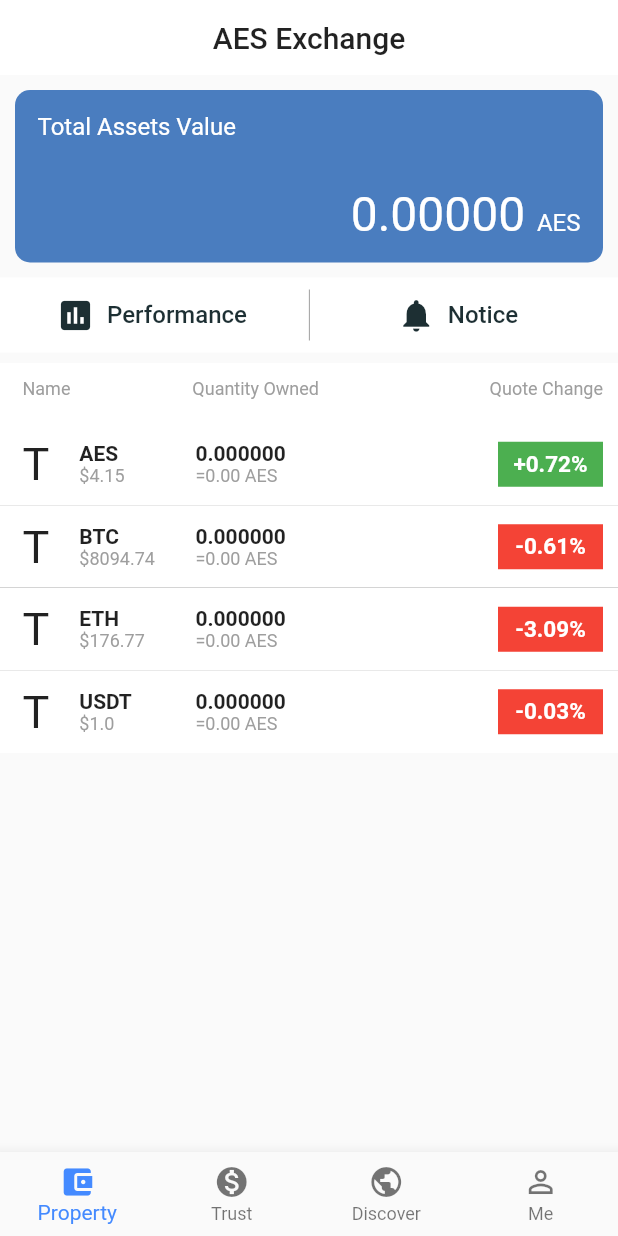
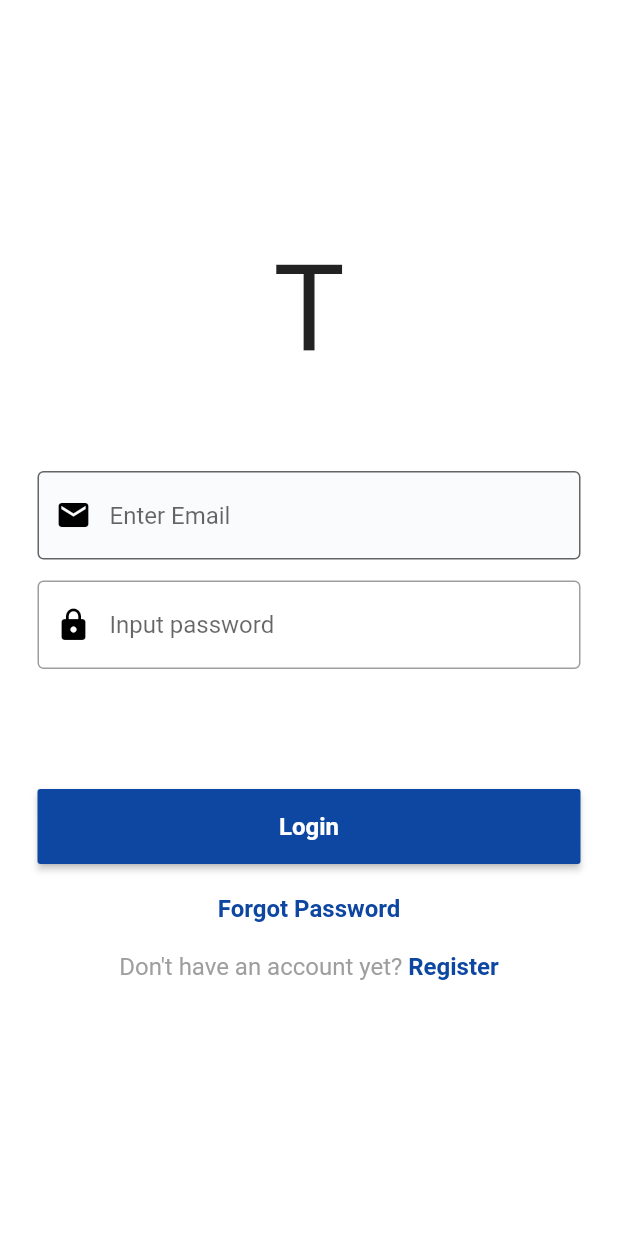
Before and after one commit to YNVoon/aes-exchange, a Flutter app: the screen it shows after launch, on a phone screen of 412 x 824 dp. Run offline on Flutter 3.47's test engine with Material 2 defaults, Android fonts, the phone set to English and light mode, and no system bars; drawn by our look-alikes of pull_to_refresh.

Commit message:
Login Screen UI completed

```diff
--- a/lib/assets_widget.dart
+++ b/lib/assets_widget.dart
@@ -245,7 +245,7 @@ class _AssetsPageState extends State<AssetsPage> {
                ),
                Expanded(
                  child: Container(
-                   margin: EdgeInsets.only(left: 20.0, right: 20.0),
+                   margin: EdgeInsets.only(left: 20.0, right: 20.0, bottom: 15.0),
                    height: 50.0,
                    child: Align(
                     alignment: FractionalOffset.bottomCenter,
@@ -290,15 +290,6 @@ class _AssetsPageState extends State<AssetsPage> {
                   ),
                  )
                ),
-
-              //  Container(
-              //   color: Colors.black,
-              //   child: Align(
-              //     alignment: Alignment.bottomCenter,
-              //     child: Text("Hello"),
-              //   ),
-              // )
-
              ],
            )
          ),
--- /dev/null
+++ b/lib/login_widget.dart
@@ -0,0 +1,158 @@
+import 'package:flutter/material.dart';
+
+class LoginPage extends StatefulWidget {
+  LoginPage({Key key}) : super(key: key);
+
+  _LoginPageState createState() => _LoginPageState();
+}
+
+class _LoginPageState extends State<LoginPage> {
+
+  final _formKey = GlobalKey<FormState>();
+
+  final FocusNode _nodeEmail = FocusNode();
+  final FocusNode _nodePassword = FocusNode();
+
+  @override
+  Widget build(BuildContext context) {
+    return Container(
+      child: Scaffold(
+        backgroundColor: Color(0xFFFFFFFFF),
+        body: Container(
+          padding: EdgeInsets.only(left: 25.0, right: 25.0),
+          // color: Colors.black,
+          child: Center(
+            child: Container(
+              // margin: EdgeInsets.all(10.0),
+              child: Column(
+                mainAxisAlignment: MainAxisAlignment.center,
+                crossAxisAlignment: CrossAxisAlignment.center,
+                children: <Widget>[
+                  // Logo
+                  Container(
+                    margin: EdgeInsets.all(10.0),
+                    child: Text("T", style: TextStyle(fontSize: 80.0)),
+                  ),
+                  Container(
+                    margin: EdgeInsets.only(top: 50.0),
+                    child: Form(
+                      key: _formKey,
+                      child: Column(
+                        children: <Widget>[
+                          TextFormField(
+                            onFieldSubmitted: (term){
+                              _nodeEmail.unfocus();
+                              FocusScope.of(context).requestFocus(_nodePassword);
+                            },
+                            focusNode: _nodeEmail,
+                            textInputAction: TextInputAction.next,
+                            decoration: InputDecoration(
+                              prefixIcon: Icon(Icons.email, color: Colors.black,),
+                              hintText: "Enter Email",
+                              border: OutlineInputBorder(),
+                              focusedBorder: OutlineInputBorder(
+                                borderSide: const BorderSide(color: Color(0xFF0e47a1), width: 2.0),
+                              ),
+                              filled: true,
+                              fillColor: Color(0xFFfafbfd),
+                            ),
+                            validator: (value) {
+                              if (value.isEmpty) {
+                                return 'Please enter some text';
+                              }
+                              return null;
+                            },
+                            keyboardType: TextInputType.emailAddress,
+                          ),
+                          Container(
+                            margin: EdgeInsets.all(7.0),
+                          ),
+                          TextFormField(
+                            focusNode: _nodePassword,
+                            textInputAction: TextInputAction.done,
+                            onFieldSubmitted: (term){
+                              // _nodeEmail.unfocus();
+                              // FocusScope.of(context).requestFocus(_nodePassword);
+                            },
+                            obscureText: true,
+                            decoration: InputDecoration(
+                              prefixIcon: Icon(Icons.lock, color: Colors.black,),
+
+                              hintText: "Input password",
+                              border: OutlineInputBorder(),
+                              focusedBorder: OutlineInputBorder(
+                                borderSide: const BorderSide(color: Color(0xFF0e47a1), width: 2.0),
+                              ),
+                            ),
+                            validator: (value) {
+                              if (value.isEmpty) {
+                                return 'Please enter some text';
+                              }
+                              return null;
+                            },
+                          ),
+                          Container(
+                            height: 50.0,
+                            margin: EdgeInsets.only(top: 80.0, bottom: 20.0),
+                            width: MediaQuery.of(context).size.width,
+                            child: RaisedButton(
+                              color: Color(0xFF0e47a1),
+                              onPressed: () {
+
+                              },
+                              child: Text(
+                                "Login",
+                                style: TextStyle(color: Colors.white, fontWeight: FontWeight.bold, fontSize: 16.0)
+                              ),
+                            ),
+                          ),
+                          Container(
+                            margin: EdgeInsets.only(bottom: 20.0),
+                            child: InkWell(
+                              highlightColor: Colors.transparent,
+                              splashColor: Colors.transparent,
+                              onTap: () {
+                                print("Forgot password");
+                              },
+                              child: Text(
+                                "Forgot Password",
+                                style: TextStyle(fontWeight: FontWeight.bold, color: Color(0xFF0e47a1), fontSize: 16.0),
+                              ),
+                            )
+                          ),
+                          Container(
+                            margin: EdgeInsets.only(bottom: 20.0),
+                            child: InkWell(
+                              highlightColor: Colors.transparent,
+                              splashColor: Colors.transparent,
+                              onTap: () {
+                                print("Sign up");
+                              },
+                              child: RichText(
+                                text: TextSpan(
+                                  style: TextStyle(
+                                    color: Colors.grey,
+                                    fontSize: 16.0,
+                                  ),
+                                  children: <TextSpan>[
+                                    TextSpan(text: "Don't have an account yet? "),
+                                    TextSpan(text: 'Register', style: TextStyle(fontWeight: FontWeight.bold, color: Color(0xFF0e47a1), fontSize: 16.0))
+                                  ],
+                                ),
+                              ),
+                            )
+                          )
+                        ],
+                      )
+                    ),
+                  )
+
+                ],
+              ),
+            ),
+          )
+        ),
+      )
+    );
+  }
+}
--- a/lib/main.dart
+++ b/lib/main.dart
@@ -4,6 +4,7 @@ import 'property_widget.dart';
 import 'trust_widget.dart';
 import 'discover_widget.dart';
 import 'userprofile_widget.dart';
+import 'login_widget.dart';
 
 void main() => runApp(MyApp());
 
@@ -21,7 +22,8 @@ class MyApp extends StatelessWidget {
       theme: ThemeData(
         primaryColor: Colors.white,
       ),
-      home: MyHomePage(title: 'AES Exchange'),
+      // home: MyHomePage(title: 'AES Exchange'),
+      home: LoginPage(),
     );
   }
 }
--- a/lib/performance_widget.dart
+++ b/lib/performance_widget.dart
@@ -267,7 +267,7 @@ class _PerformancePageState extends State<PerformancePage> {
                                     ),
                                     Divider(
                                       color: Colors.grey,
-                                      thickness: 1.0,
+                                      thickness: 0.3,
                                       height: 28.0,
                                     ),
                                     Container(
@@ -330,84 +330,6 @@ class _PerformancePageState extends State<PerformancePage> {
             )
           ],
         )
-      // CustomScrollView(
-      //   slivers: <Widget>[
-      //     SliverAppBar(
-      //       backgroundColor: Color(0xFF000116),
-      //       brightness: Brightness.dark,
-      //       automaticallyImplyLeading: false,
-      //       leading: IconButton(
-      //         icon: Icon(Icons.arrow_back),
-      //         onPressed: () {
-      //           Navigator.pop(context);
-      //           SystemChrome.setSystemUIOverlayStyle(
-      //             SystemUiOverlayStyle(
-      //               statusBarColor: Colors.white
-      //             )
-      //           );
-      //         },
-      //       ),
-      //       actions: <Widget>[
-      //         Container(
-      //           margin: EdgeInsets.only(right: 15.0),
-      //           // height: 10.0,
-      //           child: Column(
-      //             mainAxisAlignment: MainAxisAlignment.center,
-      //             crossAxisAlignment: CrossAxisAlignment.center,
-      //             children: <Widget>[
-      //               Text(
-      //                 "Switch to Badge Reward",
-      //                 style: TextStyle(color: Colors.white, fontWeight: FontWeight.bold, fontSize: 16.0),
-      //               )
-      //             ],
-      //           ),
-      //         )
-      //       ],
-      //       iconTheme: IconThemeData(
-      //         color: Colors.white
-      //       ),
-      //       expandedHeight: 250.0,
-      //       floating: false,
-      //       pinned: false,
-      //       snap: false,
-      //       flexibleSpace: Stack(
-      //         children: <Widget>[
-      //           FlexibleSpaceBar(
-      //             background: Image.asset(
-      //               "assets/blue_stock.jpg",
-      //               fit: BoxFit.cover,
-      //             ),
-      //           ),
-      //           Center(
-      //             child: Text("Hello World", style: TextStyle(color: Colors.white)),
-      //           )
-      //         ],
-      //       )
-      //     ),
-      //     SliverFillRemaining(
-      //       child: Center(
-      //         child: Text("Hello"),
-      //       ),
-      //     )
-      //   ],
-      // )
-
-      // Stack(
-      //   children: <Widget>[
-      //     Container(
-      //       decoration: BoxDecoration(
-      //         image: DecorationImage(
-      //           alignment: Alignment(-1.0, -1.0),
-      //           image: AssetImage("assets/blue_stock.jpg"),
-      //           fit: BoxFit.contain
-      //         )
-      //       ),
-      //     ),
-      //     Center(
-      //       child: Text("Hello World"),
-      //     )
-      //   ],
-      // )
       )
     );
   }
```
